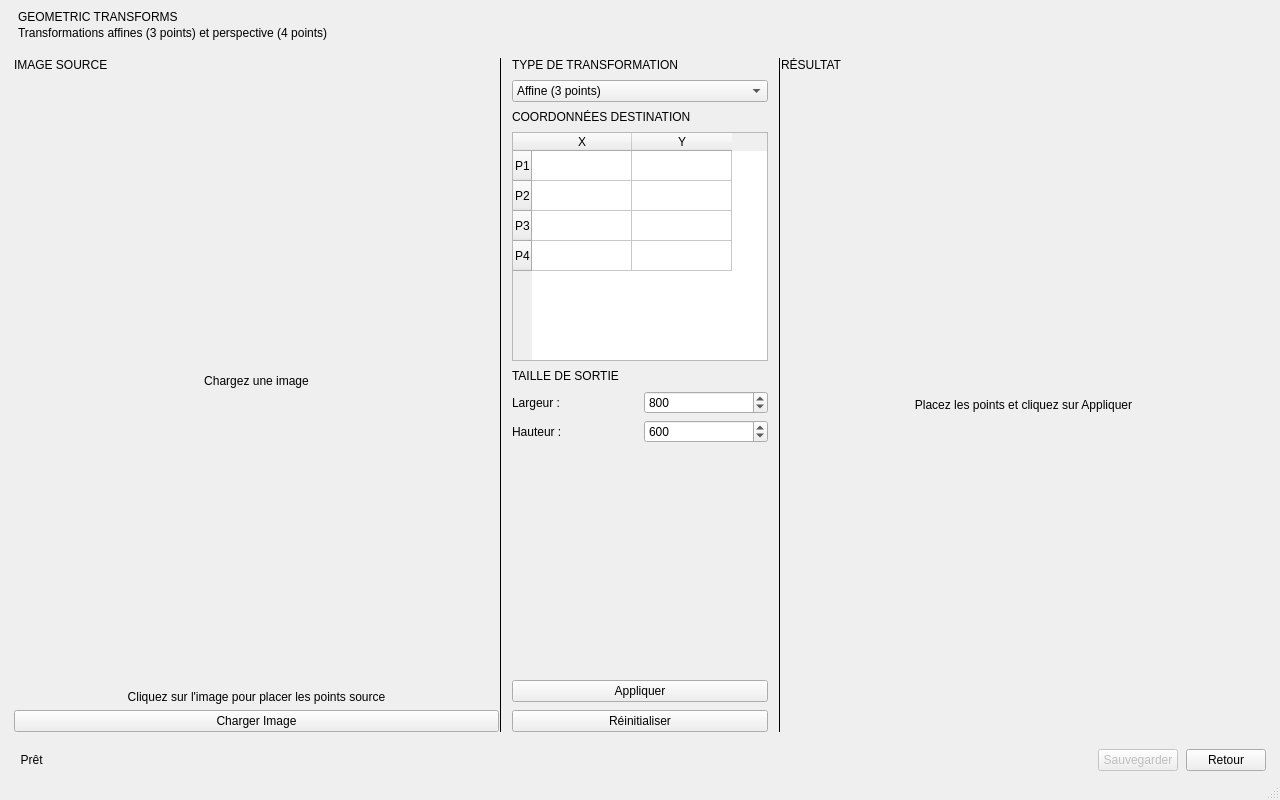
The window that opencv-project-team_4/application_Team4/GeometricTransform.ui (arcreane/opencv-project-team_4) describes before a commit, drawn with Qt 5.
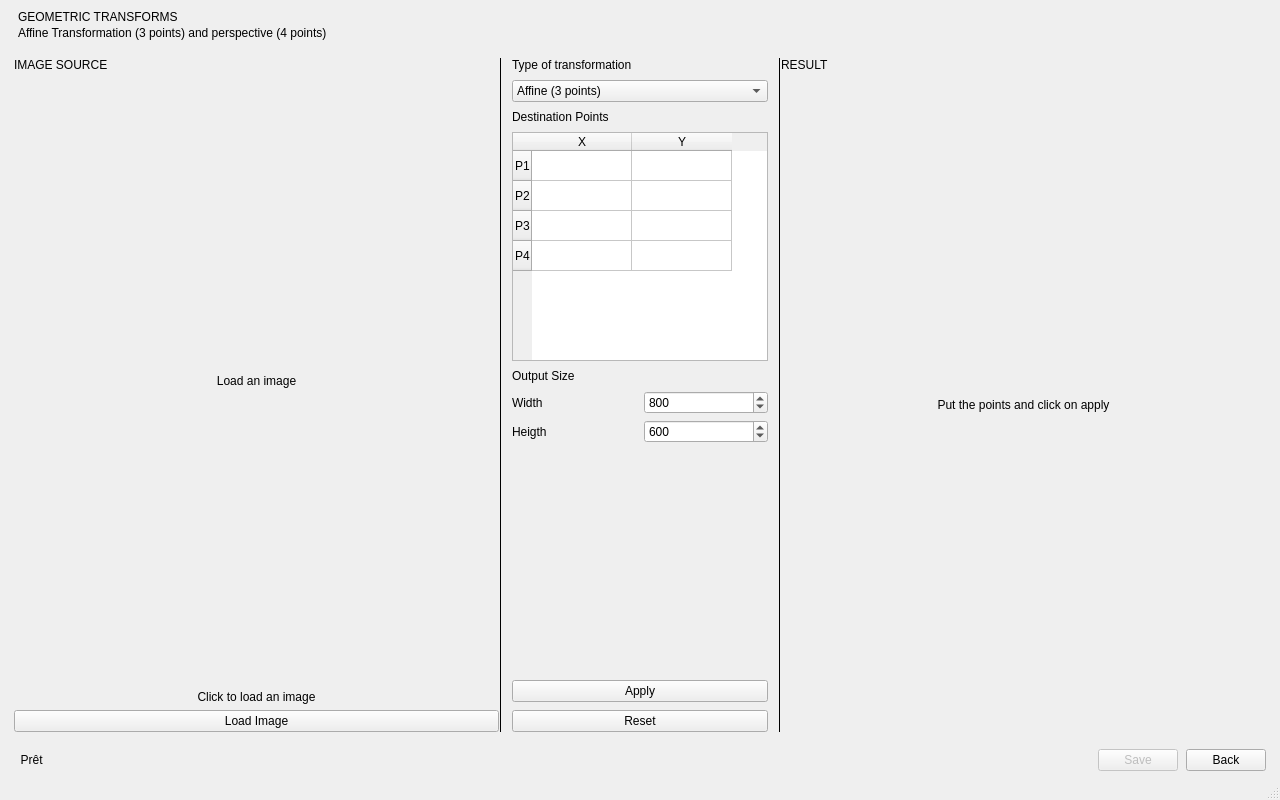
The same window after the commit. Custom widgets are drawn as their Qt base class.

Commit message: Add of readMe and some image test

```diff
--- a/opencv-project-team_4/application_Team4/GeometricTransform.ui
+++ b/opencv-project-team_4/application_Team4/GeometricTransform.ui
@@ -35,7 +35,9 @@
        </item>
        <item>
         <widget class="QLabel" name="subtitleLabel">
-         <property name="text"><string>Transformations affines (3 points) et perspective (4 points)</string></property>
+         <property name="text">
+          <string>Affine Transformation (3 points) and perspective (4 points)</string>
+         </property>
         </widget>
        </item>
       </layout>
@@ -74,26 +76,35 @@
          </item>
          <item>
           <widget class="ClickableImageLabel" name="sourceImageLabel">
-           <property name="text"><string>Chargez une image</string></property>
-           <property name="alignment"><set>Qt::AlignmentFlag::AlignCenter</set></property>
            <property name="sizePolicy">
             <sizepolicy hsizetype="Expanding" vsizetype="Expanding">
              <horstretch>0</horstretch>
              <verstretch>1</verstretch>
             </sizepolicy>
            </property>
+           <property name="text">
+            <string>Load an image</string>
+           </property>
+           <property name="alignment">
+            <set>Qt::AlignmentFlag::AlignCenter</set>
+           </property>
           </widget>
          </item>
          <item>
           <widget class="QLabel" name="hintLabel">
-           <property name="text"><string>Cliquez sur l'image pour placer les points source</string></property>
-           <property name="alignment"><set>Qt::AlignmentFlag::AlignCenter</set></property>
+           <property name="text">
+            <string>Click to load an image</string>
+           </property>
+           <property name="alignment">
+            <set>Qt::AlignmentFlag::AlignCenter</set>
+           </property>
           </widget>
          </item>
          <item>
           <widget class="QPushButton" name="loadButton">
-           <property name="text"><string>Charger Image</string></property>
-           <property name="minimumHeight"><number>36</number></property>
+           <property name="text">
+            <string>Load Image</string>
+           </property>
           </widget>
          </item>
         </layout>
@@ -123,7 +134,9 @@
 
          <item>
           <widget class="QLabel" name="transformLabel">
-           <property name="text"><string>TYPE DE TRANSFORMATION</string></property>
+           <property name="text">
+            <string>Type of transformation</string>
+           </property>
           </widget>
          </item>
          <item>
@@ -136,7 +149,9 @@
 
          <item>
           <widget class="QLabel" name="destLabel">
-           <property name="text"><string>COORDONNÉES DESTINATION</string></property>
+           <property name="text">
+            <string>Destination Points</string>
+           </property>
           </widget>
          </item>
          <item>
@@ -168,7 +183,9 @@
 
          <item>
           <widget class="QLabel" name="sizeLabel">
-           <property name="text"><string>TAILLE DE SORTIE</string></property>
+           <property name="text">
+            <string>Output Size</string>
+           </property>
           </widget>
          </item>
          <item>
@@ -177,7 +194,9 @@
            <property name="verticalSpacing"><number>6</number></property>
            <item row="0" column="0">
             <widget class="QLabel" name="widthLabel">
-             <property name="text"><string>Largeur :</string></property>
+             <property name="text">
+              <string>Width</string>
+             </property>
             </widget>
            </item>
            <item row="0" column="1">
@@ -190,7 +209,9 @@
            </item>
            <item row="1" column="0">
             <widget class="QLabel" name="heightLabel">
-             <property name="text"><string>Hauteur :</string></property>
+             <property name="text">
+              <string>Heigth</string>
+             </property>
             </widget>
            </item>
            <item row="1" column="1">
@@ -216,14 +237,16 @@
 
          <item>
           <widget class="QPushButton" name="applyButton">
-           <property name="text"><string>Appliquer</string></property>
-           <property name="minimumHeight"><number>44</number></property>
+           <property name="text">
+            <string>Apply</string>
+           </property>
           </widget>
          </item>
          <item>
           <widget class="QPushButton" name="resetButton">
-           <property name="text"><string>Réinitialiser</string></property>
-           <property name="minimumHeight"><number>32</number></property>
+           <property name="text">
+            <string>Reset</string>
+           </property>
           </widget>
          </item>
 
@@ -257,19 +280,25 @@
          <property name="bottomMargin"><number>0</number></property>
          <item>
           <widget class="QLabel" name="resultTitleLabel">
-           <property name="text"><string>RÉSULTAT</string></property>
+           <property name="text">
+            <string>RESULT</string>
+           </property>
           </widget>
          </item>
          <item>
           <widget class="QLabel" name="resultLabel">
-           <property name="text"><string>Placez les points et cliquez sur Appliquer</string></property>
-           <property name="alignment"><set>Qt::AlignmentFlag::AlignCenter</set></property>
            <property name="sizePolicy">
             <sizepolicy hsizetype="Expanding" vsizetype="Expanding">
              <horstretch>0</horstretch>
              <verstretch>1</verstretch>
             </sizepolicy>
            </property>
+           <property name="text">
+            <string>Put the points and click on apply</string>
+           </property>
+           <property name="alignment">
+            <set>Qt::AlignmentFlag::AlignCenter</set>
+           </property>
           </widget>
          </item>
         </layout>
@@ -304,17 +333,19 @@
        </item>
        <item>
         <widget class="QPushButton" name="saveButton">
-         <property name="text"><string>Sauvegarder</string></property>
-         <property name="minimumWidth"><number>130</number></property>
-         <property name="minimumHeight"><number>32</number></property>
-         <property name="enabled"><bool>false</bool></property>
+         <property name="enabled">
+          <bool>false</bool>
+         </property>
+         <property name="text">
+          <string>Save</string>
+         </property>
         </widget>
        </item>
        <item>
         <widget class="QPushButton" name="backButton">
-         <property name="text"><string>Retour</string></property>
-         <property name="minimumWidth"><number>110</number></property>
-         <property name="minimumHeight"><number>32</number></property>
+         <property name="text">
+          <string>Back</string>
+         </property>
         </widget>
        </item>
       </layout>
```
Left out of the diff: 334 changed lines with no effect on the pictures. The commit also changes 8 other files.
